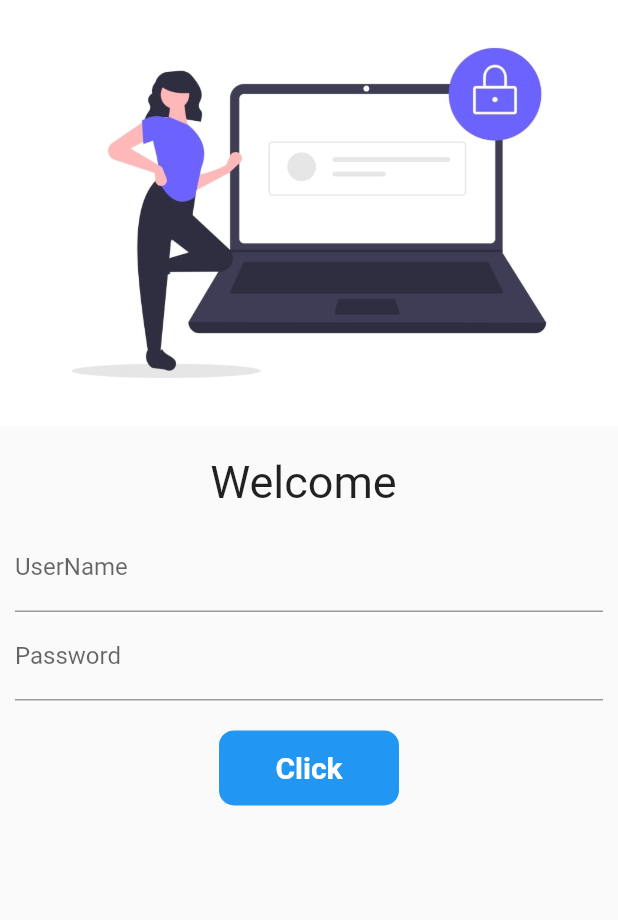
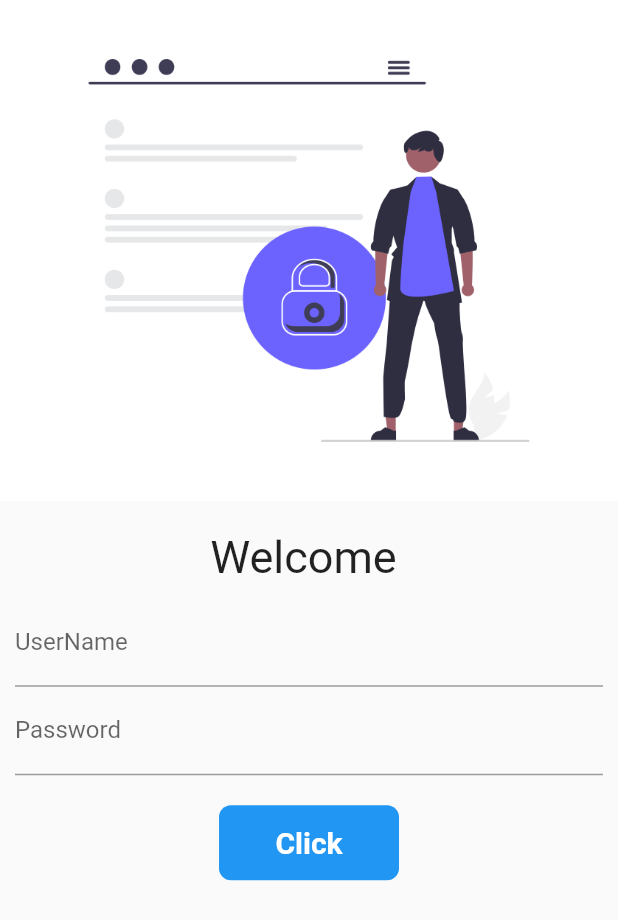
Before and after one commit to gtmraj7777/flutter_practice, a Flutter app: the screen it shows after launch, on a phone screen of 412 x 824 dp. Shown: the top 920 px of the screen. Run offline on Flutter 3.47's test engine with Material 2 defaults, Android fonts, the phone set to English and light mode, and no system bars; our stand-ins replace google_fonts; Roboto replaces fonts that are missing (Lateef).

Commit message:
Day8 complete

```diff
--- a/lib/pages/login_page.dart
+++ b/lib/pages/login_page.dart
@@ -13,26 +13,57 @@ class _LoginPageState extends State<LoginPage> {
   String name = '';
   bool changeButton = false;
 
+  final _formKey = GlobalKey<FormState>();
+
+  moveToHome(BuildContext context) async{
+    if(_formKey.currentState!.validate()){
+
+
+      setState(() {
+        changeButton = true;
+      });
+      await Future.delayed(Duration(seconds: 1));
+      await Navigator.pushNamed(context, MyRoutes.homeRoute);
+      setState(() {
+        changeButton = false;
+      });
+
+    }
+
+
+
+  }
+
   @override
   Widget build(BuildContext context) {
     return Material(
       child: SingleChildScrollView(
         child: Column(
           children: [
-            Image.asset("assets/images/login_image.jpg",fit: BoxFit.cover,),
+            Image.asset("assets/images/login.png",fit: BoxFit.cover,),
             SizedBox(
               height: 20,
             ),
             Text("Welcome $name",style: TextStyle(fontSize: 30.0,fontFamily: GoogleFonts.lateef().fontFamily),),
 
             Padding(padding: EdgeInsets.all(10.0),
+              child: Form(
+                key: _formKey,
                   child: Column(
                         children: [
-
                     TextFormField(decoration: InputDecoration(
                       hintText: "UserName",
                       labelText: "UserName",
-                  ),onChanged: (value) {
+                    ),
+                      validator: (value)
+                      {
+                        if(value!.isEmpty)
+                          {
+                            return "User name can not be empty";
+                          }
+                        return null;
+                      },
+                      onChanged: (value) {
                       name = value;
                       setState(() {});
                     },),
@@ -41,28 +72,39 @@ class _LoginPageState extends State<LoginPage> {
                       decoration: InputDecoration(
                         hintText: "Enter Password",
                         labelText: "Password",
-                    ),),
+                      ),
+                      validator: (value)
+                      {
+                        if(value!.isEmpty)
+                        {
+                          return "Password can not be empty";
+                        }
+                        else if(value.length < 6)
+                          {
+                            return "Password must be atleast 6 character";
+                          }
+                        return null;
+                      },
+                    ),
                     SizedBox(
                       height: 20,
                     ),
 
-                  InkWell(
-                    onTap: () async{
-                      setState(() {
-                        changeButton = true;
-                      });
-                      await Future.delayed(Duration(seconds: 1));
-                      Navigator.pushNamed(context, MyRoutes.homeRoute);
-                    },
+                    Material(
+                      color: Colors.blue,
+                      borderRadius: BorderRadius.circular(changeButton?50:8),
+                      child: InkWell(
+
+                        onTap: ()=>moveToHome(context),
                         child: AnimatedContainer(
                           height: 50,
                           width: changeButton? 60: 120,
                           alignment: Alignment.center,
                           //color: Colors.deepPurpleAccent,
                           child: changeButton?Icon(Icons.done,color: Colors.white,):Text("Click",style: TextStyle(color: Colors.white,fontWeight: FontWeight.bold,fontSize: 20),),
-                      decoration: BoxDecoration(color: Colors.blue,
 
-                          borderRadius: BorderRadius.circular(changeButton ? 20 :10)), duration: Duration(seconds: 1),
+                          duration: Duration(seconds: 1),
+                        ),
                       ),
                     ),
                     // ElevatedButton(onPressed: () {
@@ -73,6 +115,7 @@ class _LoginPageState extends State<LoginPage> {
                   ],
                 ),
               ),
+            ),
 
           ],
         ),
```
Also changed, not shown: assets/images/login.png (added). Lines whose indentation alone changed are shown as unchanged.
